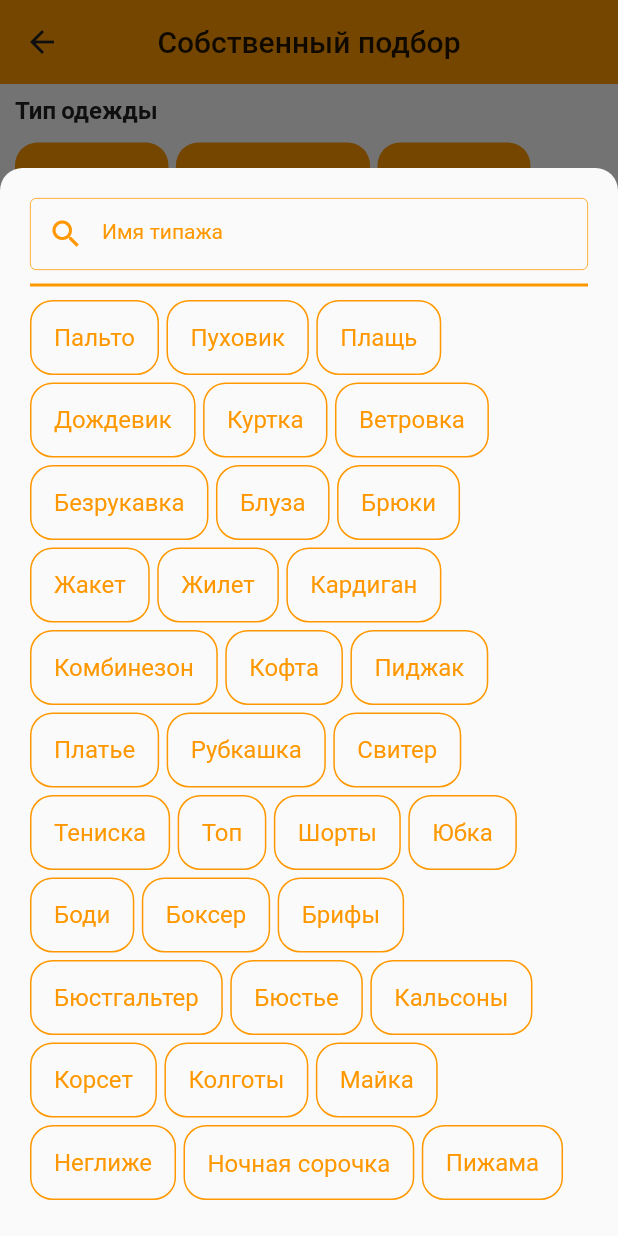
After one commit to abdbuzurg/tajmallfront, a Flutter app: the FilterScreen screen opened directly, after a tap on the "add" icon, on a phone screen of 412 x 824 dp. The commit adds this screen. Run offline on Flutter 3.47's test engine with Material 2 defaults, Android fonts, the phone set to English and light mode, and no system bars; our stand-ins replace auto_size_text, carousel_slider, flutter_riverpod, google_fonts, smooth_page_indicator.

Commit message:
Changed the home screen, added filter screen and almost done

```diff
--- /dev/null
+++ b/lib/models/clothing_specification.dart
@@ -0,0 +1,58 @@
+class ClothingSpecification {
+  final String clothingNameType;
+  final bool onlyNumbericClothingType;
+
+  ClothingSpecification(this.clothingNameType, this.onlyNumbericClothingType);
+}
+
+const List<String> clothingSizes = [
+  "XS",
+  "S",
+  "M",
+  "L",
+  "XL",
+  "XXL",
+  "XXXL",
+];
+
+const List<String> clothingType = [
+  "Пальто",
+  "Пуховик",
+  "Плащь",
+  "Дождевик",
+  "Куртка",
+  "Ветровка",
+  "Безрукавка",
+  "Блуза",
+  "Брюки",
+  "Жакет",
+  "Жилет",
+  "Кардиган",
+  "Комбинезон",
+  "Кофта",
+  "Пиджак",
+  "Платье",
+  "Рубкашка",
+  "Свитер",
+  "Тениска",
+  "Топ",
+  "Шорты",
+  "Юбка",
+  "Боди",
+  "Боксер",
+  "Брифы",
+  "Бюстгальтер",
+  "Бюстье",
+  "Кальсоны",
+  "Корсет",
+  "Колготы",
+  "Майка",
+  "Неглиже",
+  "Ночная сорочка",
+  "Пижама",
+  "Слипы",
+  "Стринги",
+  "Термобелье",
+  "Чулки",
+  "Халат",
+];
--- /dev/null
+++ b/lib/views/category_screen/category_screen.dart
@@ -0,0 +1,18 @@
+import 'package:flutter/material.dart';
+
+class CategoryScreen extends StatelessWidget {
+  const CategoryScreen({Key? key}) : super(key: key);
+
+  @override
+  Widget build(BuildContext context) {
+    return Scaffold(
+        appBar: AppBar(),
+        body: SingleChildScrollView(
+          child: Column(
+            children: [
+              Text("hallo"),
+            ],
+          ),
+        ));
+  }
+}
--- /dev/null
+++ b/lib/views/filter_screen/components/Sizes.dart
@@ -0,0 +1,54 @@
+import 'package:flutter/material.dart';
+import 'package:taj_mall/helpers/constants.dart';
+import 'package:taj_mall/helpers/detail_title.dart';
+import 'package:taj_mall/models/clothing_specification.dart';
+
+class Sizes extends StatelessWidget {
+  const Sizes({Key? key}) : super(key: key);
+
+  @override
+  Widget build(BuildContext context) {
+    final theme = Theme.of(context);
+    return Container(
+      width: double.infinity,
+      child: Column(
+        crossAxisAlignment: CrossAxisAlignment.start,
+        children: [
+          DetailTitle(title: "Размер"),
+          SizedBox(height: 10),
+          Container(
+            child: Wrap(
+              children: [
+                ...clothingSizes.map(
+                  (size) => Container(
+                    padding: EdgeInsets.symmetric(
+                      horizontal: kDefaultPadding * 1.5,
+                      vertical: kDefaultPadding,
+                    ),
+                    margin: EdgeInsets.only(
+                      right: 5,
+                      bottom: 5,
+                    ),
+                    decoration: BoxDecoration(
+                      borderRadius: BorderRadius.circular(15),
+                      border: Border.all(
+                        width: 1,
+                        color: theme.primaryColor,
+                      ),
+                    ),
+                    child: Text(
+                      size,
+                      style: TextStyle(
+                        color: theme.primaryColor,
+                      ),
+                    ),
+                  ),
+                )
+              ],
+            ),
+          ),
+        ],
+      ),
+    );
+  }
+}
--- /dev/null
+++ b/lib/views/filter_screen/components/brands.dart
@@ -0,0 +1,84 @@
+import 'package:flutter/material.dart';
+import 'package:taj_mall/helpers/constants.dart';
+import 'package:taj_mall/helpers/detail_title.dart';
+
+class Brands extends StatelessWidget {
+  const Brands({Key? key}) : super(key: key);
+
+  static const brands = ["Zara"];
+
+  @override
+  Widget build(BuildContext context) {
+    final theme = Theme.of(context);
+    return Container(
+      width: double.infinity,
+      child: Column(
+        crossAxisAlignment: CrossAxisAlignment.start,
+        children: [
+          DetailTitle(title: "Бренд"),
+          SizedBox(height: 10),
+          Container(
+            child: Wrap(
+              children: [
+                ...brands.map(
+                  (clothingType) => Container(
+                    height: 50,
+                    padding: EdgeInsets.symmetric(
+                      horizontal: kDefaultPadding * 1.5,
+                      vertical: kDefaultPadding,
+                    ),
+                    margin: EdgeInsets.only(
+                      right: 5,
+                      bottom: 5,
+                    ),
+                    decoration: BoxDecoration(
+                      color: theme.primaryColor,
+                      borderRadius: BorderRadius.circular(15),
+                    ),
+                    child: Row(
+                      mainAxisSize: MainAxisSize.min,
+                      crossAxisAlignment: CrossAxisAlignment.center,
+                      children: [
+                        Text(
+                          clothingType,
+                          style: TextStyle(
+                            color: theme.backgroundColor,
+                            fontSize: theme.textTheme.headline3!.fontSize,
+                          ),
+                        ),
+                        SizedBox(width: 1),
+                        Icon(
+                          Icons.clear,
+                          color: theme.backgroundColor,
+                          size: 20,
+                        ),
+                      ],
+                    ),
+                  ),
+                ),
+                Container(
+                  height: 50,
+                  padding: EdgeInsets.symmetric(
+                      horizontal: kDefaultPadding * 1.5,
+                      vertical: kDefaultPadding),
+                  margin: EdgeInsets.only(
+                    right: 5,
+                    bottom: 5,
+                  ),
+                  decoration: BoxDecoration(
+                    color: theme.primaryColor,
+                    borderRadius: BorderRadius.circular(15),
+                  ),
+                  child: Icon(
+                    Icons.add,
+                    color: theme.backgroundColor,
+                  ),
+                ),
+              ],
+            ),
+          ),
+        ],
+      ),
+    );
+  }
+}
--- /dev/null
+++ b/lib/views/filter_screen/components/clothing_type.dart
@@ -0,0 +1,98 @@
+import 'package:flutter/material.dart';
+import 'package:taj_mall/helpers/constants.dart';
+import 'package:taj_mall/helpers/detail_title.dart';
+
+import 'clothing_type_picker.dart';
+
+class ClothingType extends StatelessWidget {
+  const ClothingType({Key? key}) : super(key: key);
+
+  static const List<String> randomForNow = [
+    "Плащь",
+    "Дождевик",
+    "Куртка",
+    "Ветровка",
+    "Безркавка",
+    "Блуза",
+  ];
+
+  @override
+  Widget build(BuildContext context) {
+    final theme = Theme.of(context);
+    return Container(
+      width: double.infinity,
+      child: Column(
+        crossAxisAlignment: CrossAxisAlignment.start,
+        children: [
+          DetailTitle(title: "Тип одежды"),
+          SizedBox(height: 10),
+          Container(
+            child: Wrap(
+              children: [
+                ...randomForNow.map(
+                  (clothingType) => Container(
+                    height: 50,
+                    padding: EdgeInsets.symmetric(
+                      horizontal: kDefaultPadding * 1.5,
+                      vertical: kDefaultPadding,
+                    ),
+                    margin: EdgeInsets.only(
+                      right: 5,
+                      bottom: 5,
+                    ),
+                    decoration: BoxDecoration(
+                      color: theme.primaryColor,
+                      borderRadius: BorderRadius.circular(15),
+                    ),
+                    child: Row(
+                      mainAxisSize: MainAxisSize.min,
+                      crossAxisAlignment: CrossAxisAlignment.center,
+                      children: [
+                        Text(
+                          clothingType,
+                          style: TextStyle(
+                            color: theme.backgroundColor,
+                            fontSize: theme.textTheme.headline3!.fontSize,
+                          ),
+                        ),
+                        SizedBox(width: 1),
+                        Icon(
+                          Icons.clear,
+                          color: theme.backgroundColor,
+                          size: 20,
+                        ),
+                      ],
+                    ),
+                  ),
+                ),
+                InkWell(
+                  onTap: () {
+                    showClothingTypePicker(context);
+                  },
+                  child: Container(
+                    height: 50,
+                    padding: EdgeInsets.symmetric(
+                        horizontal: kDefaultPadding * 1.5,
+                        vertical: kDefaultPadding),
+                    margin: EdgeInsets.only(
+                      right: 5,
+                      bottom: 5,
+                    ),
+                    decoration: BoxDecoration(
+                      color: theme.primaryColor,
+                      borderRadius: BorderRadius.circular(15),
+                    ),
+                    child: Icon(
+                      Icons.add,
+                      color: theme.backgroundColor,
+                    ),
+                  ),
+                ),
+              ],
+            ),
+          ),
+        ],
+      ),
+    );
+  }
+}
--- /dev/null
+++ b/lib/views/filter_screen/components/clothing_type_picker.dart
@@ -0,0 +1,125 @@
+import 'package:flutter/material.dart';
+import 'package:taj_mall/helpers/constants.dart';
+import 'package:taj_mall/models/clothing_specification.dart';
+
+void showClothingTypePicker(BuildContext context) {
+  showModalBottomSheet(
+    shape: RoundedRectangleBorder(
+      borderRadius: BorderRadius.only(
+          topLeft: Radius.circular(15), topRight: Radius.circular(15)),
+    ),
+    context: context,
+    isScrollControlled: true,
+    builder: (BuildContext context) {
+      final theme = Theme.of(context);
+      List<String> _searchResults = clothingType;
+      return StatefulBuilder(
+        builder: (BuildContext context, StateSetter setState) {
+          return Container(
+            height: MediaQuery.of(context).size.height - kToolbarHeight * 2,
+            padding: EdgeInsets.symmetric(
+              horizontal: 2 * kDefaultPadding,
+              vertical: 2 * kDefaultPadding,
+            ),
+            child: Column(
+              crossAxisAlignment: CrossAxisAlignment.start,
+              children: [
+                TextField(
+                  onChanged: (String word) {
+                    if (word.isNotEmpty)
+                      setState(() {
+                        _searchResults = clothingType
+                            .where((type) =>
+                                type.toLowerCase().contains(word.toLowerCase()))
+                            .toList();
+                      });
+                    else
+                      setState(() {
+                        _searchResults = clothingType;
+                      });
+                  },
+                  decoration: InputDecoration(
+                    prefixIcon: Icon(
+                      Icons.search,
+                      color: theme.primaryColor,
+                    ),
+                    enabledBorder: OutlineInputBorder(
+                      borderSide: BorderSide(
+                        color: theme.primaryColor,
+                        width: 0.5,
+                      ),
+                    ),
+                    labelText: 'Имя типажа',
+                    labelStyle: TextStyle(
+                      color: theme.primaryColor,
+                    ),
+                    contentPadding: EdgeInsets.symmetric(
+                      horizontal: kDefaultPadding,
+                      vertical: kDefaultPadding / 2,
+                    ),
+                    focusedBorder: OutlineInputBorder(
+                      borderSide: BorderSide(
+                        color: theme.primaryColor,
+                        width: 1.5,
+                      ),
+                    ),
+                    focusColor: theme.primaryColor,
+                  ),
+                ),
+                Divider(
+                  thickness: 2,
+                  height: 20,
+                  color: theme.primaryColor,
+                ),
+                Expanded(
+                  child: SingleChildScrollView(
+                    child: Wrap(
+                      clipBehavior: Clip.none,
+                      children: [
+                        ..._searchResults.map(
+                          (type) => Container(
+                            height: 50,
+                            padding: EdgeInsets.symmetric(
+                              horizontal: kDefaultPadding * 1.5,
+                              vertical: kDefaultPadding,
+                            ),
+                            margin: EdgeInsets.only(
+                              right: 5,
+                              bottom: 5,
+                            ),
+                            decoration: BoxDecoration(
+                              color: theme.backgroundColor,
+                              borderRadius: BorderRadius.circular(15),
+                              border: Border.all(
+                                color: theme.primaryColor,
+                                width: 1.0,
+                              ),
+                            ),
+                            child: Row(
+                              mainAxisSize: MainAxisSize.min,
+                              crossAxisAlignment: CrossAxisAlignment.center,
+                              children: [
+                                Text(
+                                  type,
+                                  style: TextStyle(
+                                    color: theme.primaryColor,
+                                    fontSize:
+                                        theme.textTheme.headline3!.fontSize,
+                                  ),
+                                ),
+                              ],
+                            ),
+                          ),
+                        ),
+                      ],
+                    ),
+                  ),
+                )
+              ],
+            ),
+          );
+        },
+      );
+    },
+  );
+}
--- /dev/null
+++ b/lib/views/filter_screen/components/price.dart
@@ -0,0 +1,81 @@
+import 'package:flutter/material.dart';
+import 'package:taj_mall/helpers/constants.dart';
+import 'package:taj_mall/helpers/detail_title.dart';
+
+class Price extends StatelessWidget {
+  const Price({Key? key}) : super(key: key);
+
+  @override
+  Widget build(BuildContext context) {
+    final theme = Theme.of(context);
+    return Container(
+      child: Column(
+        crossAxisAlignment: CrossAxisAlignment.start,
+        children: [
+          DetailTitle(title: "Цена"),
+          SizedBox(height: 15),
+          Row(
+            crossAxisAlignment: CrossAxisAlignment.start,
+            children: [
+              Expanded(
+                child: TextField(
+                  decoration: InputDecoration(
+                    enabledBorder: OutlineInputBorder(
+                      borderSide: BorderSide(
+                        color: theme.primaryColor,
+                        width: 0.5,
+                      ),
+                    ),
+                    labelText: 'От',
+                    labelStyle: TextStyle(
+                      color: theme.primaryColor,
+                    ),
+                    contentPadding: EdgeInsets.symmetric(
+                      horizontal: kDefaultPadding,
+                      vertical: kDefaultPadding / 2,
+                    ),
+                    focusedBorder: OutlineInputBorder(
+                      borderSide: BorderSide(
+                        color: theme.primaryColor,
+                        width: 1.5,
+                      ),
+                    ),
+                    focusColor: theme.primaryColor,
+                  ),
+                ),
+              ),
+              SizedBox(width: 10),
+              Expanded(
+                child: TextField(
+                  decoration: InputDecoration(
+                    enabledBorder: OutlineInputBorder(
+                      borderSide: BorderSide(
+                        color: theme.primaryColor,
+                        width: 0.5,
+                      ),
+                    ),
+                    labelText: 'До',
+                    labelStyle: TextStyle(
+                      color: theme.primaryColor,
+                    ),
+                    contentPadding: EdgeInsets.symmetric(
+                      horizontal: kDefaultPadding,
+                      vertical: kDefaultPadding / 2,
+                    ),
+                    focusedBorder: OutlineInputBorder(
+                      borderSide: BorderSide(
+                        color: theme.primaryColor,
+                        width: 1.5,
+                      ),
+                    ),
+                    focusColor: theme.primaryColor,
+                  ),
+                ),
+              ),
+            ],
+          )
+        ],
+      ),
+    );
+  }
+}
--- /dev/null
+++ b/lib/views/filter_screen/filter_screen.dart
@@ -0,0 +1,37 @@
+import 'package:flutter/material.dart';
+import 'package:taj_mall/helpers/constants.dart';
+import 'package:taj_mall/views/filter_screen/components/clothing_type.dart';
+
+import 'components/Sizes.dart';
+import 'components/brands.dart';
+import 'components/price.dart';
+
+class FilterScreen extends StatelessWidget {
+  const FilterScreen({Key? key}) : super(key: key);
+
+  @override
+  Widget build(BuildContext context) {
+    return Scaffold(
+      appBar: AppBar(
+        title: Text("Собственный подбор"),
+      ),
+      body: SingleChildScrollView(
+        child: Container(
+          padding: EdgeInsets.symmetric(
+            horizontal: kDefaultPadding,
+            vertical: kDefaultPadding / 2,
+          ),
+          child: Column(
+            children: [
+              ClothingType(),
+              Sizes(),
+              Price(),
+              SizedBox(height: 5),
+              Brands(),
+            ],
+          ),
+        ),
+      ),
+    );
+  }
+}
--- a/lib/views/home_screen/woman_tab/components/categories.dart
+++ b/lib/views/home_screen/woman_tab/components/categories.dart
@@ -1,29 +1,30 @@
 import 'package:flutter/material.dart';
 import 'package:taj_mall/helpers/constants.dart';
+import 'package:taj_mall/views/filter_screen/filter_screen.dart';
 
-class Categories extends StatefulWidget {
-  Categories({Key? key}) : super(key: key);
+class Categories extends StatelessWidget {
+  const Categories({Key? key}) : super(key: key);
 
-  @override
-  _CategoriesState createState() => _CategoriesState();
-}
-
-class _CategoriesState extends State<Categories> {
-  final List<String> categories = [
-    "Верхняя\nодежда",
-    "Платья",
-    "Повседневная\nодежда",
-    "Спортивная\nодежда",
-    "Нижнее\nбильё",
-    "Все\nкатегории",
-  ];
+  static const Map<String, String> categories = {
+    "Бытовая одежда":
+        "assets/images/categories/woman_category/casual_clothing.jpg",
+    "Спортивная одежда":
+        "assets/images/categories/woman_category/sport_clothing.jpg",
+    "Национальная одежа":
+        "assets/images/categories/woman_category/national_clothing.jpg",
+    "Производcтвенная одежда":
+        "assets/images/categories/woman_category/industrial_clothing.jpg",
+    "Собственный подбор":
+        "assets/images/categories/woman_category/find_yourself.jpg",
+  };
 
   @override
   Widget build(BuildContext context) {
     final theme = Theme.of(context);
-
+    final List<String> categoriesNames = categories.keys.toList();
+    final List<String> categoriesImages = categories.values.toList();
     return Container(
-      height: 60,
+      height: 150,
       width: double.infinity,
       margin: EdgeInsets.symmetric(
         horizontal: 5,
@@ -32,24 +33,49 @@ class _CategoriesState extends State<Categories> {
       child: ListView.builder(
         scrollDirection: Axis.horizontal,
         clipBehavior: Clip.none,
-        itemCount: categories.length,
+        itemCount: categoriesImages.length,
         itemBuilder: (BuildContext context, int index) {
-          return Container(
+          return InkWell(
+            onTap: () {
+              if (index == categoriesNames.length - 1) {
+                print(index);
+                Navigator.push(
+                  context,
+                  MaterialPageRoute(
+                    builder: (context) => FilterScreen(),
+                  ),
+                );
+              }
+            },
+            child: Container(
               decoration: BoxDecoration(
-              border: Border.all(color: theme.primaryColor, width: 1.0),
                 borderRadius: BorderRadius.all(Radius.circular(15)),
                 color: theme.primaryColor,
+                image: DecorationImage(
+                  image: AssetImage(categoriesImages[index]),
+                  fit: BoxFit.cover,
+                  colorFilter: new ColorFilter.mode(
+                    Colors.black.withOpacity(0.5),
+                    BlendMode.darken,
+                  ),
+                ),
                 boxShadow: [
                   kDefaultBoxShadow(theme.primaryColor),
                 ],
               ),
               padding: EdgeInsets.symmetric(horizontal: 10, vertical: 5),
               margin: EdgeInsets.only(left: 5, right: 5),
-            height: 60,
+              height: 150,
+              width: 250,
               child: Center(
                 child: Text(
-                categories[index],
-                style: TextStyle(color: theme.backgroundColor),
+                  categoriesNames[index],
+                  textAlign: TextAlign.center,
+                  style: TextStyle(
+                    color: theme.backgroundColor,
+                    fontSize: 22,
+                  ),
+                ),
               ),
             ),
           );
--- a/pubspec.yaml
+++ b/pubspec.yaml
@@ -59,7 +59,7 @@ flutter:
     - assets/images/woman_assets/leather_jacket/
     - assets/images/woman_assets/raincoat/
     - assets/images/woman_assets/short_coat/
-
+    - assets/images/categories/woman_category/
   # An image asset can refer to one or more resolution-specific "variants", see
   # https://flutter.dev/assets-and-images/#resolution-aware.
 
```
Also changed, not shown: assets/images/categories/woman_category/casual_clothing.jpg (added), assets/images/categories/woman_category/find_yourself.jpg (added), assets/images/categories/woman_category/industrial_clothing.jpg (added), assets/images/categories/woman_category/national_clothing.jpg (added), assets/images/categories/woman_category/sport_clothing.jpg (added), assets/images/categories/woman_category/балкаман.jpg (added), assets/images/categories/woman_category/бушлат.jpg (added). Lines whose indentation alone changed are shown as unchanged.
